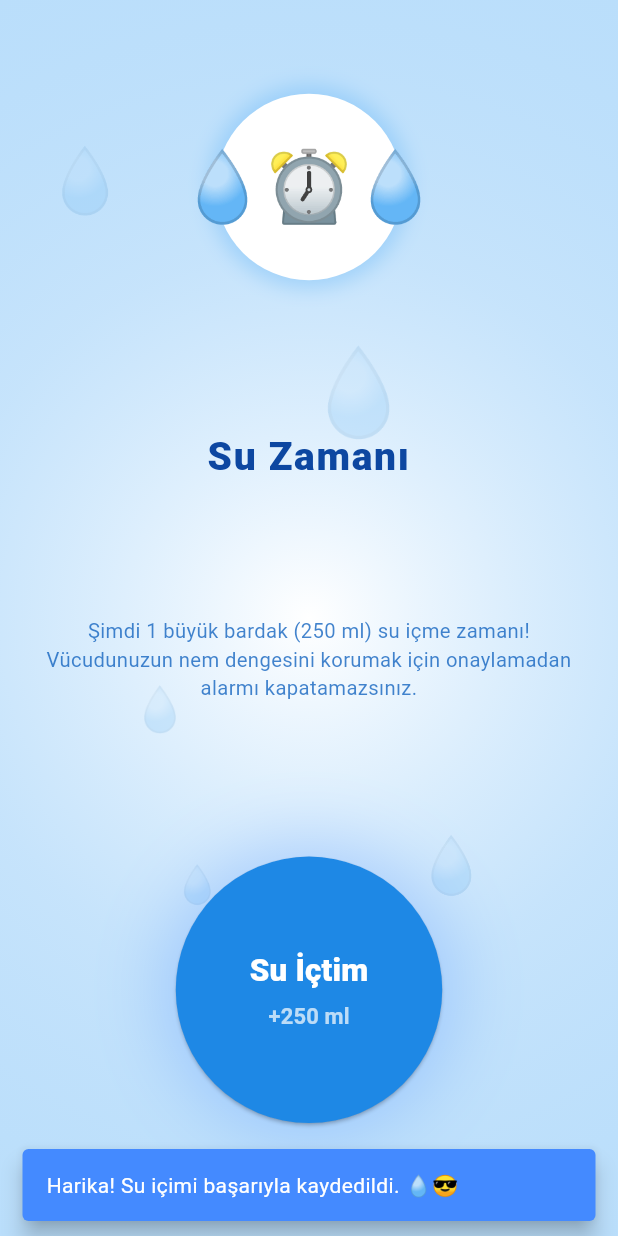
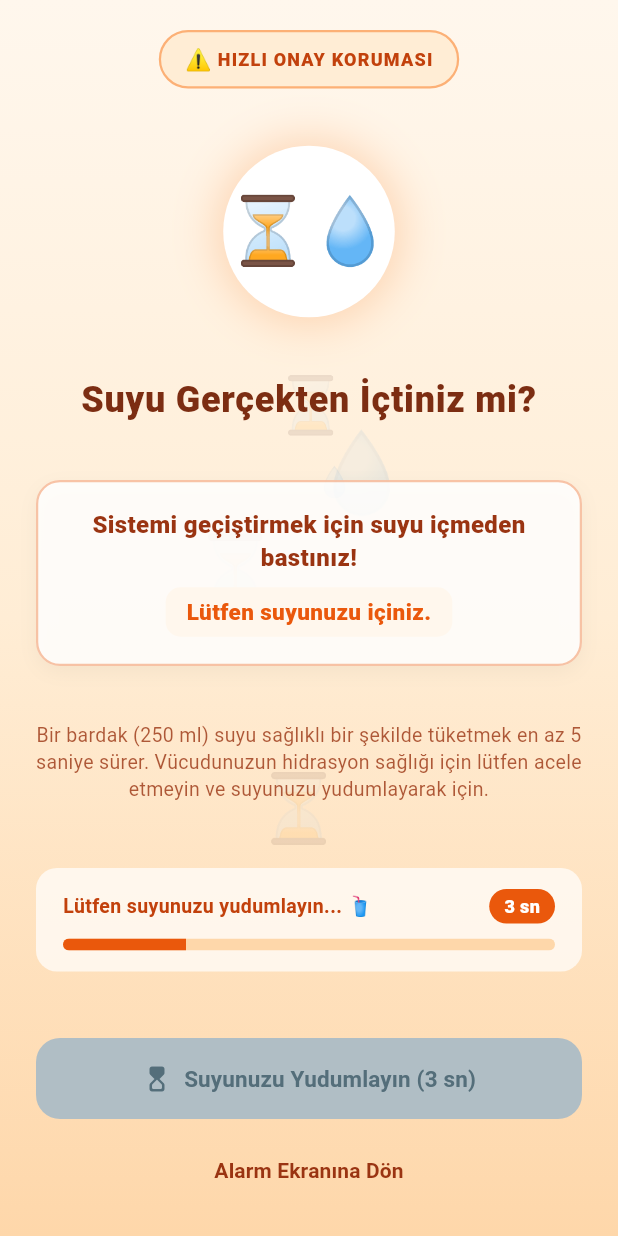
Before and after one commit to cosskun/hydro_reminder, a Flutter app: the AlarmActiveScreen screen opened directly, after a tap on "Su İçtim", on a phone screen of 412 x 824 dp. Run offline on Flutter 3.47's test engine with Material 3 defaults, Android fonts, the phone set to English and light mode, and no system bars; our stand-ins replace audioplayers, file_picker, flutter_local_notifications, flutter_timezone, shared_preferences, timezone; missing offline and left inert: health, home_widget; accounts and stored records are empty.

Commit message:
feat(alarms): add anti-cheat full-screen warning for quick alarm dismissals (<5s)

```diff
--- a/lib/config/app_constants.dart
+++ b/lib/config/app_constants.dart
@@ -122,3 +122,13 @@ class WidgetConstants {
   static const String iosQuickLogWidget = 'WaterQuickLogWidget';
   static const String iosMiniWidget = 'WaterMiniWidget';
 }
+
+class AlarmConstants {
+  static const int minDrinkDurationSeconds = 5;
+  static const int defaultDismissAmountMl = 250;
+  static const String cheatWarningTitle = 'Suyu Gerçekten İçtiniz mi?';
+  static const String cheatWarningMessage = 'Sistemi geçiştirmek için suyu içmeden bastınız!';
+  static const String cheatWarningAction = 'Lütfen suyunuzu içiniz.';
+  static const String cheatWarningExplanation =
+      'Bir bardak (250 ml) suyu sağlıklı bir şekilde tüketmek en az 5 saniye sürer. Vücudunuzun hidrasyon sağlığı için lütfen acele etmeyin ve suyunuzu yudumlayarak için.';
+}
--- a/lib/providers/water_provider.dart
+++ b/lib/providers/water_provider.dart
@@ -5,6 +5,7 @@ import '../models/water_log.dart';
 import '../models/alarm_setting.dart';
 import '../models/beverage_type.dart';
 import '../models/badge_item.dart';
+import '../config/app_constants.dart';
 import '../services/storage_service.dart';
 import '../services/alarm_service.dart';
 import '../services/sound_service.dart';
@@ -40,6 +41,7 @@ class WaterProvider with ChangeNotifier {
   // Active Alarm State
   bool _isAlarmActive = false;
   AlarmSetting? _activeAlarm;
+  DateTime? _alarmTriggeredAt;
   Timer? _vibrationTimer;
 
   // Global Notification Settings State
@@ -96,6 +98,14 @@ class WaterProvider with ChangeNotifier {
   bool get hasCompletedOnboarding => _hasCompletedOnboarding;
   bool get isAlarmActive => _isAlarmActive;
   AlarmSetting? get activeAlarm => _activeAlarm;
+  DateTime? get alarmTriggeredAt => _alarmTriggeredAt;
+
+  // Check if enough time has passed (min 5 seconds) for realistic water intake
+  bool canDismissAlarm() {
+    if (_alarmTriggeredAt == null) return true;
+    return DateTime.now().difference(_alarmTriggeredAt!).inSeconds >=
+        AlarmConstants.minDrinkDurationSeconds;
+  }
   bool get isNotificationsEnabled => _isNotificationsEnabled;
   bool get isSoundEnabled => _isSoundEnabled;
   bool get isVibrationEnabled => _isVibrationEnabled;
@@ -903,6 +913,7 @@ class WaterProvider with ChangeNotifier {
   void triggerAlarm(AlarmSetting alarm) {
     _isAlarmActive = true;
     _activeAlarm = alarm;
+    _alarmTriggeredAt = DateTime.now();
 
     if (_isSoundEnabled) {
       SoundService().playAlarmSound(
@@ -923,6 +934,7 @@ class WaterProvider with ChangeNotifier {
   void dismissAlarm(int amountMl) {
     _isAlarmActive = false;
     _activeAlarm = null;
+    _alarmTriggeredAt = null;
 
     SoundService().stopSound();
     _stopVibrationLoop();
@@ -967,6 +979,7 @@ class WaterProvider with ChangeNotifier {
     _isSoundEffectsEnabled = true;
     _isWorkoutBoostActive = false;
     _isHotWeatherBoostActive = false;
+    _alarmTriggeredAt = null;
     _unlockedBadges.clear();
     _newlyUnlockedBadge = null;
 
--- a/lib/screens/alarm_active_screen.dart
+++ b/lib/screens/alarm_active_screen.dart
@@ -2,6 +2,8 @@ import 'dart:math' as math;
 import 'package:flutter/material.dart';
 import 'package:provider/provider.dart';
 import '../providers/water_provider.dart';
+import '../config/app_constants.dart';
+import '../widgets/alarms/alarm_cheat_warning_view.dart';
 
 class AlarmActiveScreen extends StatefulWidget {
   const AlarmActiveScreen({super.key});
@@ -15,10 +17,15 @@ class _AlarmActiveScreenState extends State<AlarmActiveScreen>
   late AnimationController _pulseController;
   late Animation<double> _scaleAnimation;
   late Animation<double> _glowAnimation;
+  late final DateTime _openedAt;
+
+  bool _showCheatWarning = false;
+  int _cheatRemainingSeconds = AlarmConstants.minDrinkDurationSeconds;
 
   @override
   void initState() {
     super.initState();
+    _openedAt = DateTime.now();
     _pulseController = AnimationController(
       vsync: this,
       duration: const Duration(milliseconds: 1000),
@@ -43,6 +50,27 @@ class _AlarmActiveScreenState extends State<AlarmActiveScreen>
   Widget build(BuildContext context) {
     final provider = Provider.of<WaterProvider>(context);
     final alarmLabel = provider.activeAlarm?.label ?? 'Su Zamanı';
+
+    if (_showCheatWarning) {
+      return AlarmCheatWarningView(
+        initialRemainingSeconds: _cheatRemainingSeconds,
+        onConfirmed: () {
+          provider.dismissAlarm(PresetConstants.dismissAmountMl);
+          ScaffoldMessenger.of(context).showSnackBar(
+            const SnackBar(
+              content: Text('Harika! Su içimi başarıyla kaydedildi. 💧😎'),
+              behavior: SnackBarBehavior.floating,
+              backgroundColor: Colors.blueAccent,
+            ),
+          );
+        },
+        onReturn: () {
+          setState(() {
+            _showCheatWarning = false;
+          });
+        },
+      );
+    }
 
     return PopScope(
       canPop: false, // Disables standard Android back button
@@ -185,8 +213,20 @@ class _AlarmActiveScreenState extends State<AlarmActiveScreen>
                                     ),
                                     child: ElevatedButton(
                                       onPressed: () {
+                                        final triggeredAt = provider.alarmTriggeredAt ?? _openedAt;
+                                        final elapsedSeconds = DateTime.now().difference(triggeredAt).inSeconds;
+
+                                        if (elapsedSeconds < AlarmConstants.minDrinkDurationSeconds) {
+                                          final remaining = AlarmConstants.minDrinkDurationSeconds - elapsedSeconds;
+                                          setState(() {
+                                            _showCheatWarning = true;
+                                            _cheatRemainingSeconds = remaining > 0 ? remaining : 1;
+                                          });
+                                          return;
+                                        }
+
                                         // Log 250ml water intake and close alarm
-                                        provider.dismissAlarm(250);
+                                        provider.dismissAlarm(PresetConstants.dismissAmountMl);
 
                                         // Show snackbar feedback in main context
                                         ScaffoldMessenger.of(context).showSnackBar(
--- /dev/null
+++ b/lib/widgets/alarms/alarm_cheat_warning_view.dart
@@ -0,0 +1,449 @@
+import 'dart:async';
+import 'dart:math' as math;
+import 'package:flutter/material.dart';
+import 'package:flutter/services.dart';
+import '../../config/app_constants.dart';
+
+class AlarmCheatWarningView extends StatefulWidget {
+  final int initialRemainingSeconds;
+  final VoidCallback onConfirmed;
+  final VoidCallback onReturn;
+
+  const AlarmCheatWarningView({
+    super.key,
+    this.initialRemainingSeconds = AlarmConstants.minDrinkDurationSeconds,
+    required this.onConfirmed,
+    required this.onReturn,
+  });
+
+  @override
+  State<AlarmCheatWarningView> createState() => _AlarmCheatWarningViewState();
+}
+
+class _AlarmCheatWarningViewState extends State<AlarmCheatWarningView>
+    with SingleTickerProviderStateMixin {
+  late int _remainingSeconds;
+  Timer? _countdownTimer;
+  late AnimationController _pulseController;
+  late Animation<double> _scaleAnimation;
+
+  @override
+  void initState() {
+    super.initState();
+    _remainingSeconds = widget.initialRemainingSeconds > 0
+        ? widget.initialRemainingSeconds
+        : AlarmConstants.minDrinkDurationSeconds;
+
+    _pulseController = AnimationController(
+      vsync: this,
+      duration: const Duration(milliseconds: 900),
+    )..repeat(reverse: true);
+
+    _scaleAnimation = Tween<double>(begin: 0.95, end: 1.05).animate(
+      CurvedAnimation(parent: _pulseController, curve: Curves.easeInOut),
+    );
+
+    // Initial alert vibration to signal invalid quick click
+    HapticFeedback.heavyImpact();
+
+    _startCountdown();
+  }
+
+  void _startCountdown() {
+    _countdownTimer?.cancel();
+    if (_remainingSeconds <= 0) return;
+
+    _countdownTimer = Timer.periodic(const Duration(seconds: 1), (timer) {
+      if (mounted) {
+        if (_remainingSeconds > 1) {
+          setState(() {
+            _remainingSeconds--;
+          });
+        } else {
+          setState(() {
+            _remainingSeconds = 0;
+          });
+          timer.cancel();
+          HapticFeedback.mediumImpact();
+        }
+      } else {
+        timer.cancel();
+      }
+    });
+  }
+
+  @override
+  void dispose() {
+    _countdownTimer?.cancel();
+    _pulseController.dispose();
+    super.dispose();
+  }
+
+  @override
+  Widget build(BuildContext context) {
+    final isCountdownFinished = _remainingSeconds == 0;
+    final totalDuration = widget.initialRemainingSeconds > 0
+        ? widget.initialRemainingSeconds
+        : AlarmConstants.minDrinkDurationSeconds;
+    final progress = (totalDuration - _remainingSeconds) / totalDuration;
+
+    return PopScope(
+      canPop: false,
+      child: Scaffold(
+        backgroundColor: const Color(0xFFFFF7ED),
+        body: Stack(
+          children: [
+            // Ambient warm gradient
+            Positioned.fill(
+              child: Container(
+                decoration: const BoxDecoration(
+                  gradient: LinearGradient(
+                    begin: Alignment.topCenter,
+                    end: Alignment.bottomCenter,
+                    colors: [
+                      Color(0xFFFFF7ED),
+                      Color(0xFFFFEDD5),
+                      Color(0xFFFED7AA),
+                    ],
+                  ),
+                ),
+              ),
+            ),
+
+            // Background floating warning & water droplets
+            ...List.generate(6, (index) {
+              final random = math.Random(index + 77);
+              final left = random.nextDouble() * 300 + 20;
+              final top = random.nextDouble() * 550 + 80;
+              final size = random.nextDouble() * 36 + 18;
+              return Positioned(
+                left: left,
+                top: top,
+                child: Opacity(
+                  opacity: 0.12,
+                  child: Text(
+                    index.isEven ? '💧' : '⏳',
+                    style: TextStyle(fontSize: size),
+                  ),
+                ),
+              );
+            }),
+
+            SafeArea(
+              child: LayoutBuilder(
+                builder: (context, constraints) {
+                  return SingleChildScrollView(
+                    physics: const BouncingScrollPhysics(),
+                    child: ConstrainedBox(
+                      constraints: BoxConstraints(
+                        minHeight: constraints.maxHeight,
+                      ),
+                      child: Padding(
+                        padding: const EdgeInsets.symmetric(
+                          horizontal: 24.0,
+                          vertical: 20.0,
+                        ),
+                        child: Column(
+                          mainAxisAlignment: MainAxisAlignment.spaceBetween,
+                          children: [
+                            // Top Tag
+                            Container(
+                              padding: const EdgeInsets.symmetric(
+                                horizontal: 16,
+                                vertical: 8,
+                              ),
+                              decoration: BoxDecoration(
+                                color: const Color(0xFFFFEDD5),
+                                borderRadius: BorderRadius.circular(20),
+                                border: Border.all(
+                                  color: const Color(0xFFF97316).withValues(alpha: 0.5),
+                                  width: 1.5,
+                                ),
+                              ),
+                              child: const Row(
+                                mainAxisSize: MainAxisSize.min,
+                                children: [
+                                  Text('⚠️ ', style: TextStyle(fontSize: 14)),
+                                  Text(
+                                    'HIZLI ONAY KORUMASI',
+                                    style: TextStyle(
+                                      fontSize: 12,
+                                      fontWeight: FontWeight.w800,
+                                      color: Color(0xFFC2410C),
+                                      letterSpacing: 0.8,
+                                    ),
+                                  ),
+                                ],
+                              ),
+                            ),
+
+                            const SizedBox(height: 16),
+
+                            // Pulsing Hourglass + Water Glass Icon
+                            ScaleTransition(
+                              scale: _scaleAnimation,
+                              child: Container(
+                                width: 110,
+                                height: 110,
+                                decoration: BoxDecoration(
+                                  color: Colors.white,
+                                  shape: BoxShape.circle,
+                                  boxShadow: [
+                                    BoxShadow(
+                                      color: const Color(0xFFF97316).withValues(alpha: 0.25),
+                                      blurRadius: 24,
+                                      spreadRadius: 4,
+                                    ),
+                                  ],
+                                ),
+                                child: Center(
+                                  child: Text(
+                                    isCountdownFinished ? '💧🥤' : '⏳💧',
+                                    style: const TextStyle(fontSize: 42),
+                                  ),
+                                ),
+                              ),
+                            ),
+
+                            const SizedBox(height: 16),
+
+                            // Main Title
+                            const Text(
+                              AlarmConstants.cheatWarningTitle,
+                              textAlign: TextAlign.center,
+                              style: TextStyle(
+                                fontSize: 24,
+                                fontWeight: FontWeight.w900,
+                                color: Color(0xFF7C2D12),
+                                letterSpacing: 0.5,
+                              ),
+                            ),
+
+                            const SizedBox(height: 12),
+
+                            // Prominent Alert Box
+                            Container(
+                              width: double.infinity,
+                              padding: const EdgeInsets.all(18),
+                              decoration: BoxDecoration(
+                                color: Colors.white.withValues(alpha: 0.85),
+                                borderRadius: BorderRadius.circular(16),
+                                border: Border.all(
+                                  color: const Color(0xFFEA580C).withValues(alpha: 0.35),
+                                  width: 1.5,
+                                ),
+                                boxShadow: [
+                                  BoxShadow(
+                                    color: Colors.black.withValues(alpha: 0.04),
+                                    blurRadius: 10,
+                                    offset: const Offset(0, 4),
+                                  ),
+                                ],
+                              ),
+                              child: Column(
+                                children: [
+                                  const Text(
+                                    AlarmConstants.cheatWarningMessage,
+                                    textAlign: TextAlign.center,
+                                    style: TextStyle(
+                                      fontSize: 16,
+                                      fontWeight: FontWeight.w800,
+                                      color: Color(0xFF9A3412),
+                                      height: 1.35,
+                                    ),
+                                  ),
+                                  const SizedBox(height: 8),
+                                  Container(
+                                    padding: const EdgeInsets.symmetric(
+                                      horizontal: 14,
+                                      vertical: 6,
+                                    ),
+                                    decoration: BoxDecoration(
+                                      color: const Color(0xFFFFF7ED),
+                                      borderRadius: BorderRadius.circular(10),
+                                    ),
+                                    child: const Text(
+                                      AlarmConstants.cheatWarningAction,
+                                      textAlign: TextAlign.center,
+                                      style: TextStyle(
+                                        fontSize: 15,
+                                        fontWeight: FontWeight.w900,
+                                        color: Color(0xFFEA580C),
+                                      ),
+                                    ),
+                                  ),
+                                ],
+                              ),
+                            ),
+
+                            const SizedBox(height: 12),
+
+                            // Explanation Subtext
+                            Text(
+                              AlarmConstants.cheatWarningExplanation,
+                              textAlign: TextAlign.center,
+                              style: TextStyle(
+                                fontSize: 13,
+                                color: const Color(0xFF9A3412).withValues(alpha: 0.8),
+                                height: 1.4,
+                              ),
+                            ),
+
+                            const SizedBox(height: 20),
+
+                            // Countdown Progress Bar & Indicator
+                            Container(
+                              width: double.infinity,
+                              padding: const EdgeInsets.symmetric(
+                                horizontal: 18,
+                                vertical: 14,
+                              ),
+                              decoration: BoxDecoration(
+                                color: Colors.white.withValues(alpha: 0.7),
+                                borderRadius: BorderRadius.circular(14),
+                              ),
+                              child: Column(
+                                children: [
+                                  Row(
+                                    mainAxisAlignment:
+                                        MainAxisAlignment.spaceBetween,
+                                    children: [
+                                      Expanded(
+                                        child: Text(
+                                          isCountdownFinished
+                                              ? 'Su içme süresi tamamlandı ✅'
+                                              : 'Lütfen suyunuzu yudumlayın... 🥤',
+                                          style: TextStyle(
+                                            fontSize: 13,
+                                            fontWeight: FontWeight.w700,
+                                            color: isCountdownFinished
+                                                ? const Color(0xFF15803D)
+                                                : const Color(0xFFC2410C),
+                                          ),
+                                        ),
+                                      ),
+                                      if (!isCountdownFinished)
+                                        Container(
+                                          margin: const EdgeInsets.only(left: 8),
+                                          padding: const EdgeInsets.symmetric(
+                                            horizontal: 10,
+                                            vertical: 3,
+                                          ),
+                                          decoration: BoxDecoration(
+                                            color: const Color(0xFFEA580C),
+                                            borderRadius:
+                                                BorderRadius.circular(12),
+                                          ),
+                                          child: Text(
+                                            '$_remainingSeconds sn',
+                                            style: const TextStyle(
+                                              color: Colors.white,
+                                              fontSize: 12,
+                                              fontWeight: FontWeight.w900,
+                                            ),
+                                          ),
+                                        ),
+                                    ],
+                                  ),
+                                  const SizedBox(height: 10),
+                                  ClipRRect(
+                                    borderRadius: BorderRadius.circular(8),
+                                    child: LinearProgressIndicator(
+                                      value: isCountdownFinished ? 1.0 : progress,
+                                      minHeight: 8,
+                                      backgroundColor: const Color(0xFFFED7AA),
+                                      valueColor: AlwaysStoppedAnimation<Color>(
+                                        isCountdownFinished
+                                            ? const Color(0xFF22C55E)
+                                            : const Color(0xFFEA580C),
+                                      ),
+                                    ),
+                                  ),
+                                ],
+                              ),
+                            ),
+
+                            const SizedBox(height: 20),
+
+                            // Actions
+                            Column(
+                              children: [
+                                SizedBox(
+                                  width: double.infinity,
+                                  height: 54,
+                                  child: ElevatedButton(
+                                    onPressed: isCountdownFinished
+                                        ? () {
+                                            widget.onConfirmed();
+                                          }
+                                        : null,
+                                    style: ElevatedButton.styleFrom(
+                                      backgroundColor: const Color(0xFF0284C7),
+                                      disabledBackgroundColor:
+                                          Colors.blueGrey.shade200,
+                                      foregroundColor: Colors.white,
+                                      disabledForegroundColor:
+                                          Colors.blueGrey.shade600,
+                                      elevation: isCountdownFinished ? 4 : 0,
+                                      shape: RoundedRectangleBorder(
+                                        borderRadius: BorderRadius.circular(16),
+                                      ),
+                                    ),
+                                    child: Row(
+                                      mainAxisAlignment:
+                                          MainAxisAlignment.center,
+                                      children: [
+                                        Icon(
+                                          isCountdownFinished
+                                              ? Icons.check_circle_rounded
+                                              : Icons.hourglass_top_rounded,
+                                          size: 20,
+                                        ),
+                                        const SizedBox(width: 8),
+                                        Flexible(
+                                          child: Text(
+                                            isCountdownFinished
+                                              ? 'Şimdi Suyumu İçtim (+250 ml)'
+                                              : 'Suyunuzu Yudumlayın ($_remainingSeconds sn)',
+                                            maxLines: 1,
+                                            overflow: TextOverflow.ellipsis,
+                                            style: const TextStyle(
+                                              fontSize: 15,
+                                              fontWeight: FontWeight.bold,
+                                            ),
+                                          ),
+                                        ),
+                                      ],
+                                    ),
+                                  ),
+                                ),
+                                const SizedBox(height: 10),
+                                TextButton(
+                                  onPressed: widget.onReturn,
+                                  style: TextButton.styleFrom(
+                                    foregroundColor: const Color(0xFF9A3412),
+                                  ),
+                                  child: const Text(
+                                    'Alarm Ekranına Dön',
+                                    style: TextStyle(
+                                      fontSize: 14,
+                                      fontWeight: FontWeight.w700,
+                                    ),
+                                  ),
+                                ),
+                              ],
+                            ),
+                          ],
+                        ),
+                      ),
+                    ),
+                  );
+                },
+              ),
+            ),
+          ],
+        ),
+      ),
+    );
+  }
+}
```
Also changed, not shown: 1 other file.
